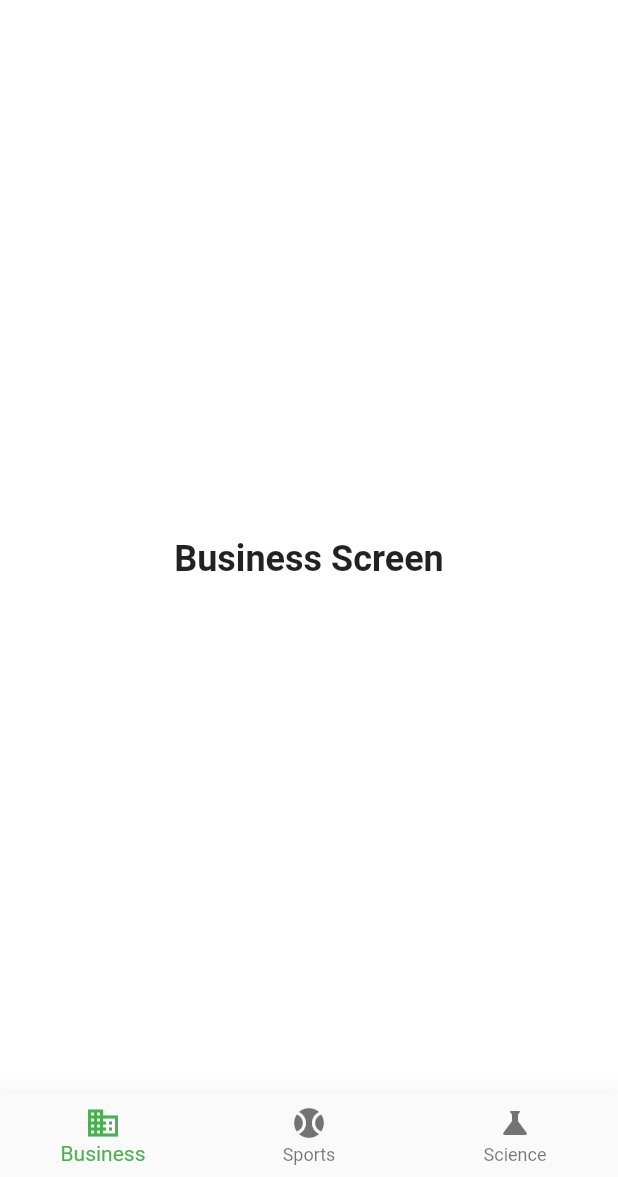
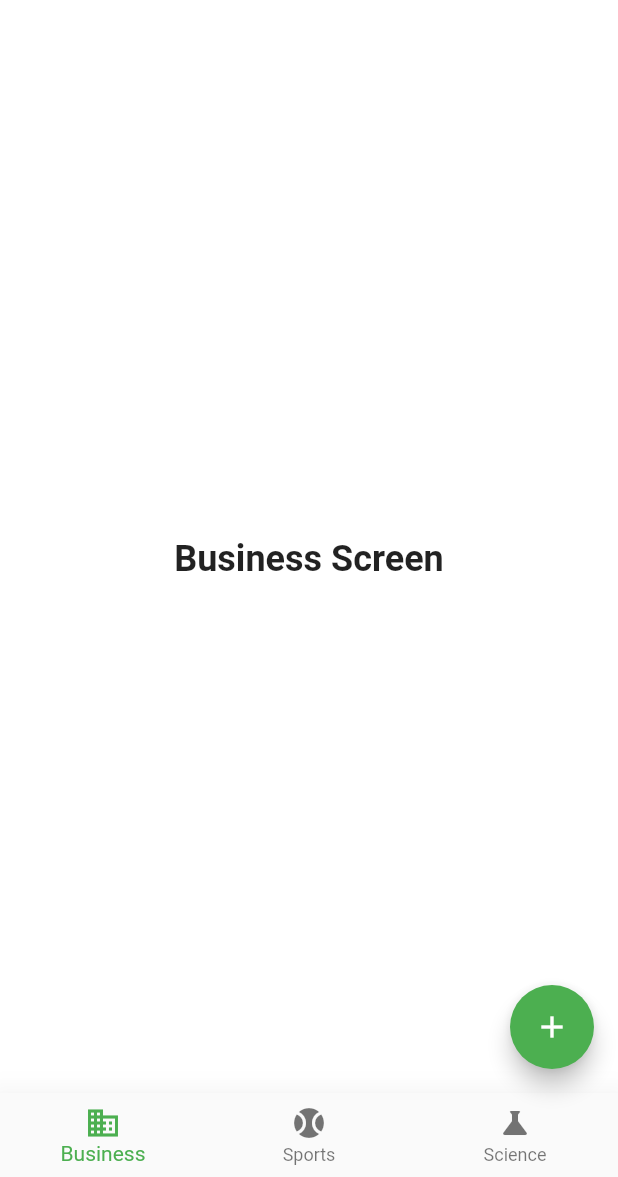
Before and after one commit to makdad-raee/news_app, a Flutter app: the screen it shows after launch, on a phone screen of 412 x 824 dp, the part 59-1236 px from its top. Run offline on Flutter 3.47's test engine with Material 2 defaults, Android fonts, the phone set to English and light mode, and no system bars; our stand-ins replace dio, flutter_bloc.

```diff
--- a/lib/main.dart
+++ b/lib/main.dart
@@ -1,8 +1,10 @@
 import 'package:flutter/material.dart';
 import 'package:flutter/services.dart';
 import 'package:news_app/layout/news_layout.dart';
+import 'package:news_app/network/dio_helper.dart';
 
 void main() {
+  DioHelper.init();
   runApp(const NewsApp());
 }
 
@@ -12,7 +14,14 @@ class NewsApp extends StatelessWidget {
   @override
   Widget build(BuildContext context) {
     return MaterialApp(
+      themeMode: ThemeMode.light,
+      darkTheme: ThemeData(
+        scaffoldBackgroundColor: Colors.black,
+      ),
       theme: ThemeData(
+          floatingActionButtonTheme: const FloatingActionButtonThemeData(
+              backgroundColor: Colors.green),
+          //primarySwatch: Colors.green,
           bottomNavigationBarTheme: const BottomNavigationBarThemeData(
             selectedItemColor: Colors.green,
             elevation: 20,
--- /dev/null
+++ b/lib/network/dio_helper.dart
@@ -0,0 +1,20 @@
+import 'package:dio/dio.dart';
+
+class DioHelper {
+  static Dio? dio;
+  static init() {
+    dio = Dio(
+      BaseOptions(
+        baseUrl: 'https://newsapi.org/',
+        receiveDataWhenStatusError: true,
+      ),
+    );
+  }
+
+  static Future<Response> getData({
+    required String url,
+    required Map<String, dynamic> query,
+  }) async {
+    return await dio!.get(url, queryParameters: query);
+  }
+}
--- a/pubspec.yaml
+++ b/pubspec.yaml
@@ -36,6 +36,7 @@ dependencies:
   # Use with the CupertinoIcons class for iOS style icons.
   cupertino_icons: ^1.0.2
   flutter_bloc: ^8.1.3
+  dio: ^5.3.3
 
 dev_dependencies:
   flutter_test:
```
Also changed, not shown: lib/layout/news_layout.dart (+16 -0 lines), pubspec.lock.
